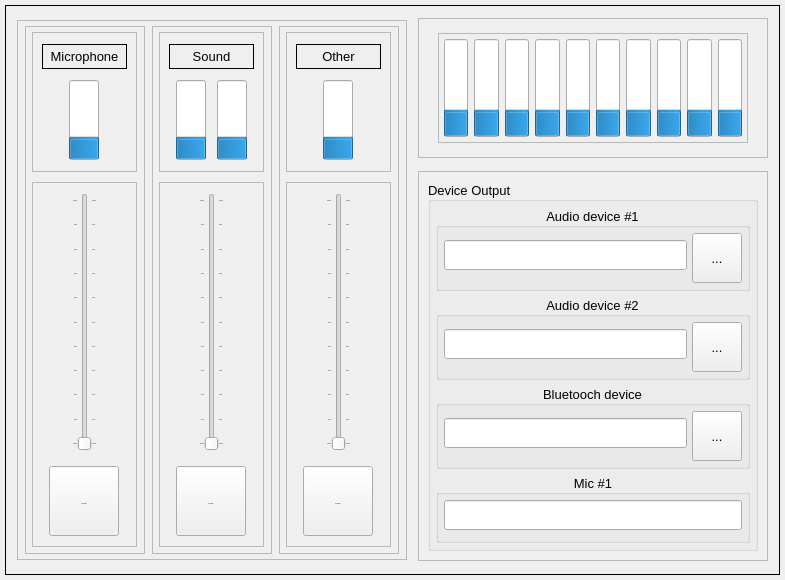
Above: plugins/tune/resources/ui_raw/tune_cliento.ui from Einthel/EL_GUI_BANDITO4 before the change. Below: the same form after it.
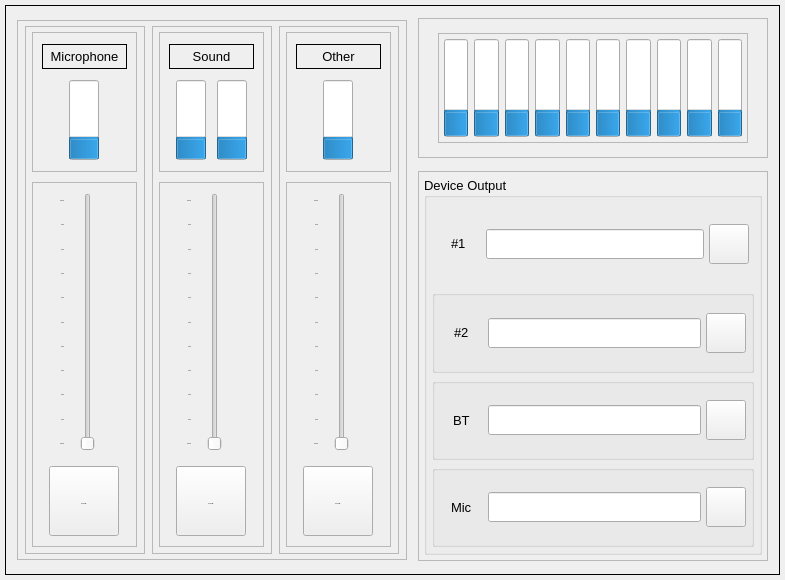
That is the form after the change.

Commit message:
feat: обновленный material design, расширенная логика tune/shortcut
Внедрена динамическая генерация стилей Material Design 2 для Client и Server.
Реализован полный мониторинг звука и громкости в реальном времени (плагин Tune).
Добавлен ручной ввод комбинаций клавиш и валидация (плагин Shortcut).
Оптимизирована структура проекта и механизм синхронизации конфигов.

```diff
--- a/plugins/tune/resources/ui_raw/tune_cliento.ui
+++ b/plugins/tune/resources/ui_raw/tune_cliento.ui
@@ -325,6 +325,18 @@
                </property>
                <item alignment="Qt::AlignmentFlag::AlignHCenter">
                 <widget class="QSlider" name="mic_volume_slider">
+                 <property name="minimumSize">
+                  <size>
+                   <width>50</width>
+                   <height>0</height>
+                  </size>
+                 </property>
+                 <property name="maximumSize">
+                  <size>
+                   <width>50</width>
+                   <height>16777215</height>
+                  </size>
+                 </property>
                  <property name="maximum">
                   <number>100</number>
                  </property>
@@ -332,7 +344,7 @@
                   <enum>Qt::Orientation::Vertical</enum>
                  </property>
                  <property name="tickPosition">
-                  <enum>QSlider::TickPosition::TicksBothSides</enum>
+                  <enum>QSlider::TickPosition::TicksAbove</enum>
                  </property>
                  <property name="tickInterval">
                   <number>0</number>
@@ -594,6 +606,18 @@
                </property>
                <item alignment="Qt::AlignmentFlag::AlignHCenter">
                 <widget class="QSlider" name="sound_volume_slider">
+                 <property name="minimumSize">
+                  <size>
+                   <width>50</width>
+                   <height>0</height>
+                  </size>
+                 </property>
+                 <property name="maximumSize">
+                  <size>
+                   <width>50</width>
+                   <height>16777215</height>
+                  </size>
+                 </property>
                  <property name="maximum">
                   <number>100</number>
                  </property>
@@ -601,7 +625,7 @@
                   <enum>Qt::Orientation::Vertical</enum>
                  </property>
                  <property name="tickPosition">
-                  <enum>QSlider::TickPosition::TicksBothSides</enum>
+                  <enum>QSlider::TickPosition::TicksAbove</enum>
                  </property>
                 </widget>
                </item>
@@ -813,6 +837,18 @@
                </property>
                <item alignment="Qt::AlignmentFlag::AlignHCenter">
                 <widget class="QSlider" name="other_volume_slider">
+                 <property name="minimumSize">
+                  <size>
+                   <width>50</width>
+                   <height>0</height>
+                  </size>
+                 </property>
+                 <property name="maximumSize">
+                  <size>
+                   <width>50</width>
+                   <height>16777215</height>
+                  </size>
+                 </property>
                  <property name="maximum">
                   <number>100</number>
                  </property>
@@ -820,7 +856,10 @@
                   <enum>Qt::Orientation::Vertical</enum>
                  </property>
                  <property name="tickPosition">
-                  <enum>QSlider::TickPosition::TicksBothSides</enum>
+                  <enum>QSlider::TickPosition::TicksAbove</enum>
+                 </property>
+                 <property name="tickInterval">
+                  <number>10</number>
                  </property>
                 </widget>
                </item>
@@ -1167,21 +1206,24 @@
         <property name="frameShadow">
          <enum>QFrame::Shadow::Raised</enum>
         </property>
-        <layout class="QVBoxLayout" name="verticalLayout_12">
-         <item>
+        <layout class="QGridLayout" name="gridLayout_3" rowstretch="0">
+         <property name="leftMargin">
+          <number>5</number>
+         </property>
+         <property name="topMargin">
+          <number>5</number>
+         </property>
+         <property name="rightMargin">
+          <number>5</number>
+         </property>
+         <property name="bottomMargin">
+          <number>5</number>
+         </property>
+         <property name="spacing">
+          <number>5</number>
+         </property>
+         <item row="0" column="0">
           <widget class="QGroupBox" name="audio_device_groupB">
-           <property name="minimumSize">
-            <size>
-             <width>330</width>
-             <height>370</height>
-            </size>
-           </property>
-           <property name="maximumSize">
-            <size>
-             <width>330</width>
-             <height>370</height>
-            </size>
-           </property>
            <property name="font">
             <font>
              <pointsize>10</pointsize>
@@ -1190,13 +1232,7 @@
            <property name="title">
             <string>Device Output</string>
            </property>
-           <property name="alignment">
-            <set>Qt::AlignmentFlag::AlignLeading|Qt::AlignmentFlag::AlignLeft|Qt::AlignmentFlag::AlignVCenter</set>
-           </property>
-           <property name="flat">
-            <bool>false</bool>
-           </property>
-           <layout class="QVBoxLayout" name="verticalLayout_7">
+           <layout class="QVBoxLayout" name="verticalLayout_15">
             <property name="spacing">
              <number>5</number>
             </property>
@@ -1213,14 +1249,8 @@
              <number>5</number>
             </property>
             <item>
-             <widget class="QGroupBox" name="audio_device_01_groupB">
-              <property name="title">
-               <string>Audio device #1</string>
-              </property>
-              <property name="alignment">
-               <set>Qt::AlignmentFlag::AlignCenter</set>
-              </property>
-              <layout class="QHBoxLayout" name="horizontalLayout_2" stretch="3,2">
+             <widget class="QFrame" name="audio_device_01_groupB">
+              <layout class="QHBoxLayout" name="horizontalLayout_21" stretch="1,5,1">
                <property name="spacing">
                 <number>5</number>
                </property>
@@ -1234,13 +1264,28 @@
                 <number>5</number>
                </property>
                <property name="bottomMargin">
-                <number>10</number>
+                <number>5</number>
                </property>
+               <item alignment="Qt::AlignmentFlag::AlignHCenter|Qt::AlignmentFlag::AlignVCenter">
+                <widget class="QLabel" name="audiD_01_label">
+                 <property name="font">
+                  <font>
+                   <pointsize>10</pointsize>
+                  </font>
+                 </property>
+                 <property name="lineWidth">
+                  <number>0</number>
+                 </property>
+                 <property name="text">
+                  <string>#1</string>
+                 </property>
+                </widget>
+               </item>
                <item>
                 <widget class="QLineEdit" name="audiD_01_lineE">
                  <property name="minimumSize">
                   <size>
-                   <width>100</width>
+                   <width>0</width>
                    <height>30</height>
                   </size>
                  </property>
@@ -1249,28 +1294,34 @@
                  </property>
                 </widget>
                </item>
-               <item>
+               <item alignment="Qt::AlignmentFlag::AlignVCenter">
                 <widget class="QToolButton" name="audiD_01_toolB">
                  <property name="sizePolicy">
-                  <sizepolicy hsizetype="Preferred" vsizetype="Preferred">
+                  <sizepolicy hsizetype="Fixed" vsizetype="Fixed">
                    <horstretch>0</horstretch>
                    <verstretch>0</verstretch>
                   </sizepolicy>
                  </property>
                  <property name="minimumSize">
                   <size>
-                   <width>50</width>
-                   <height>50</height>
+                   <width>40</width>
+                   <height>40</height>
                   </size>
                  </property>
                  <property name="maximumSize">
                   <size>
-                   <width>50</width>
-                   <height>80</height>
+                   <width>40</width>
+                   <height>40</height>
                   </size>
                  </property>
                  <property name="text">
-                  <string>...</string>
+                  <string/>
+                 </property>
+                 <property name="iconSize">
+                  <size>
+                   <width>32</width>
+                   <height>32</height>
+                  </size>
                  </property>
                 </widget>
                </item>
@@ -1279,13 +1330,7 @@
             </item>
             <item>
              <widget class="QGroupBox" name="audio_device_02_groupB">
-              <property name="title">
-               <string>Audio device #2</string>
-              </property>
-              <property name="alignment">
-               <set>Qt::AlignmentFlag::AlignCenter</set>
-              </property>
-              <layout class="QHBoxLayout" name="horizontalLayout_3" stretch="3,2">
+              <layout class="QHBoxLayout" name="horizontalLayout_22" stretch="1,5,1">
                <property name="spacing">
                 <number>5</number>
                </property>
@@ -1299,13 +1344,28 @@
                 <number>5</number>
                </property>
                <property name="bottomMargin">
-                <number>10</number>
+                <number>5</number>
                </property>
+               <item alignment="Qt::AlignmentFlag::AlignHCenter|Qt::AlignmentFlag::AlignVCenter">
+                <widget class="QLabel" name="audiD_02_label">
+                 <property name="font">
+                  <font>
+                   <pointsize>10</pointsize>
+                  </font>
+                 </property>
+                 <property name="lineWidth">
+                  <number>0</number>
+                 </property>
+                 <property name="text">
+                  <string>#2</string>
+                 </property>
+                </widget>
+               </item>
                <item>
                 <widget class="QLineEdit" name="audiD_02_lineE">
                  <property name="minimumSize">
                   <size>
-                   <width>100</width>
+                   <width>0</width>
                    <height>30</height>
                   </size>
                  </property>
@@ -1314,28 +1374,34 @@
                  </property>
                 </widget>
                </item>
-               <item>
+               <item alignment="Qt::AlignmentFlag::AlignVCenter">
                 <widget class="QToolButton" name="audiD_02_toolB">
                  <property name="sizePolicy">
-                  <sizepolicy hsizetype="Preferred" vsizetype="Preferred">
+                  <sizepolicy hsizetype="Fixed" vsizetype="Fixed">
                    <horstretch>0</horstretch>
                    <verstretch>0</verstretch>
                   </sizepolicy>
                  </property>
                  <property name="minimumSize">
                   <size>
-                   <width>50</width>
-                   <height>50</height>
+                   <width>40</width>
+                   <height>40</height>
                   </size>
                  </property>
                  <property name="maximumSize">
                   <size>
-                   <width>50</width>
-                   <height>80</height>
+                   <width>40</width>
+                   <height>40</height>
                   </size>
                  </property>
                  <property name="text">
-                  <string>...</string>
+                  <string/>
+                 </property>
+                 <property name="iconSize">
+                  <size>
+                   <width>32</width>
+                   <height>32</height>
+                  </size>
                  </property>
                 </widget>
                </item>
@@ -1344,13 +1410,7 @@
             </item>
             <item>
              <widget class="QGroupBox" name="bluetooth_device_groupB">
-              <property name="title">
-               <string>Bluetooch device</string>
-              </property>
-              <property name="alignment">
-               <set>Qt::AlignmentFlag::AlignCenter</set>
-              </property>
-              <layout class="QHBoxLayout" name="horizontalLayout_6" stretch="3,2">
+              <layout class="QHBoxLayout" name="horizontalLayout_23" stretch="1,5,1">
                <property name="spacing">
                 <number>5</number>
                </property>
@@ -1364,13 +1424,28 @@
                 <number>5</number>
                </property>
                <property name="bottomMargin">
-                <number>10</number>
+                <number>5</number>
                </property>
+               <item alignment="Qt::AlignmentFlag::AlignHCenter|Qt::AlignmentFlag::AlignVCenter">
+                <widget class="QLabel" name="bt_audiD_label">
+                 <property name="font">
+                  <font>
+                   <pointsize>10</pointsize>
+                  </font>
+                 </property>
+                 <property name="lineWidth">
+                  <number>0</number>
+                 </property>
+                 <property name="text">
+                  <string>BT</string>
+                 </property>
+                </widget>
+               </item>
                <item>
                 <widget class="QLineEdit" name="bt_audiD_lineE">
                  <property name="minimumSize">
                   <size>
-                   <width>100</width>
+                   <width>0</width>
                    <height>30</height>
                   </size>
                  </property>
@@ -1382,25 +1457,31 @@
                <item alignment="Qt::AlignmentFlag::AlignVCenter">
                 <widget class="QToolButton" name="bt_audiD_toolB">
                  <property name="sizePolicy">
-                  <sizepolicy hsizetype="Preferred" vsizetype="Preferred">
+                  <sizepolicy hsizetype="Fixed" vsizetype="Fixed">
                    <horstretch>0</horstretch>
                    <verstretch>0</verstretch>
                   </sizepolicy>
                  </property>
                  <property name="minimumSize">
                   <size>
-                   <width>50</width>
-                   <height>50</height>
+                   <width>40</width>
+                   <height>40</height>
                   </size>
                  </property>
                  <property name="maximumSize">
                   <size>
-                   <width>50</width>
-                   <height>80</height>
+                   <width>40</width>
+                   <height>40</height>
                   </size>
                  </property>
                  <property name="text">
-                  <string>...</string>
+                  <string/>
+                 </property>
+                 <property name="iconSize">
+                  <size>
+                   <width>32</width>
+                   <height>32</height>
+                  </size>
                  </property>
                 </widget>
                </item>
@@ -1409,13 +1490,7 @@
             </item>
             <item>
              <widget class="QGroupBox" name="mic_01_groupB">
-              <property name="title">
-               <string>Mic #1</string>
-              </property>
-              <property name="alignment">
-               <set>Qt::AlignmentFlag::AlignCenter</set>
-              </property>
-              <layout class="QHBoxLayout" name="horizontalLayout_7" stretch="0">
+              <layout class="QHBoxLayout" name="horizontalLayout_24" stretch="1,5,1">
                <property name="spacing">
                 <number>5</number>
                </property>
@@ -1429,13 +1504,28 @@
                 <number>5</number>
                </property>
                <property name="bottomMargin">
-                <number>10</number>
+                <number>5</number>
                </property>
+               <item alignment="Qt::AlignmentFlag::AlignHCenter|Qt::AlignmentFlag::AlignVCenter">
+                <widget class="QLabel" name="mic_01_label">
+                 <property name="font">
+                  <font>
+                   <pointsize>10</pointsize>
+                  </font>
+                 </property>
+                 <property name="lineWidth">
+                  <number>0</number>
+                 </property>
+                 <property name="text">
+                  <string>Mic</string>
+                 </property>
+                </widget>
+               </item>
                <item>
                 <widget class="QLineEdit" name="mic_01_lineE">
                  <property name="minimumSize">
                   <size>
-                   <width>100</width>
+                   <width>0</width>
                    <height>30</height>
                   </size>
                  </property>
@@ -1444,6 +1534,37 @@
                  </property>
                 </widget>
                </item>
+               <item alignment="Qt::AlignmentFlag::AlignVCenter">
+                <widget class="QToolButton" name="mic_01_toolB">
+                 <property name="sizePolicy">
+                  <sizepolicy hsizetype="Fixed" vsizetype="Fixed">
+                   <horstretch>0</horstretch>
+                   <verstretch>0</verstretch>
+                  </sizepolicy>
+                 </property>
+                 <property name="minimumSize">
+                  <size>
+                   <width>40</width>
+                   <height>40</height>
+                  </size>
+                 </property>
+                 <property name="maximumSize">
+                  <size>
+                   <width>40</width>
+                   <height>40</height>
+                  </size>
+                 </property>
+                 <property name="text">
+                  <string/>
+                 </property>
+                 <property name="iconSize">
+                  <size>
+                   <width>32</width>
+                   <height>32</height>
+                  </size>
+                 </property>
+                </widget>
+               </item>
               </layout>
              </widget>
             </item>
```
Left out of the diff: 3 changed lines with no effect on the pictures. The commit also changes 55 other files.
